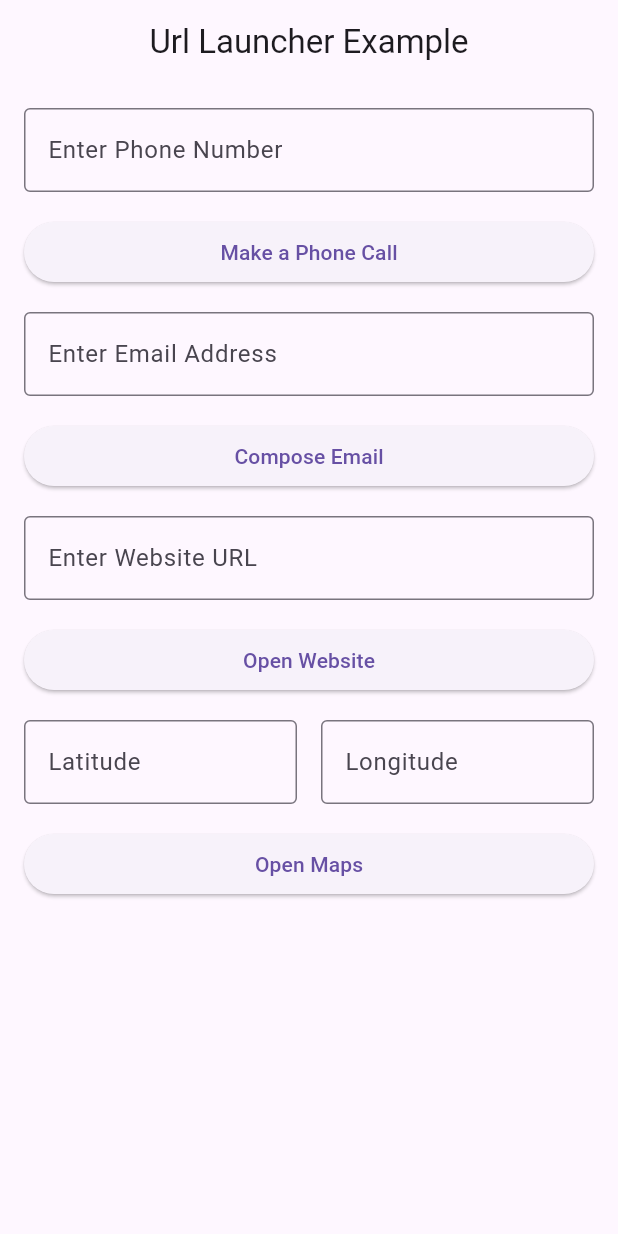
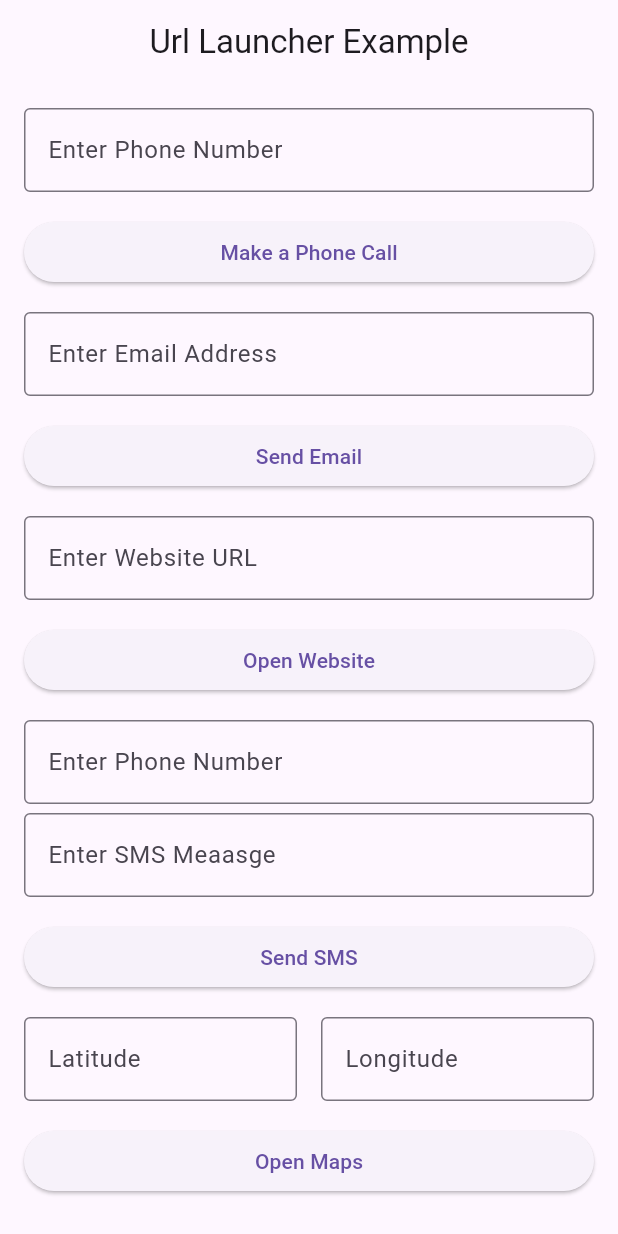
Before and after one commit to mohamedmagdy2301/url_launcher_templete, a Flutter app: the screen it shows after launch, on a phone screen of 412 x 824 dp. Run offline on Flutter 3.47's test engine with Material 3 defaults, Android fonts, the phone set to English and light mode, and no system bars.

Commit message:
Add context parameter to UrlLauncherHelper methods and enhance UI for SMS functionality

```diff
--- a/lib/url_launcher_ui.dart
+++ b/lib/url_launcher_ui.dart
@@ -10,6 +10,7 @@ class UrlLauncherUI extends StatefulWidget {
 
 class _UrlLauncherUIState extends State<UrlLauncherUI> {
   final TextEditingController phoneController = TextEditingController();
+  final TextEditingController phoneControllerSms = TextEditingController();
   final TextEditingController emailController = TextEditingController();
   final TextEditingController websiteController = TextEditingController();
   final TextEditingController messageController = TextEditingController();
@@ -27,10 +28,12 @@ class _UrlLauncherUIState extends State<UrlLauncherUI> {
         padding: const EdgeInsets.all(16.0),
         child: ListView(
           children: [
+            // Phone Number Input Field with Hint Text
             TextField(
               controller: phoneController,
               decoration: const InputDecoration(
                 labelText: 'Enter Phone Number',
+                hintText: 'e.g. 01015415210',
                 border: OutlineInputBorder(),
               ),
               keyboardType: TextInputType.phone,
@@ -40,16 +43,19 @@ class _UrlLauncherUIState extends State<UrlLauncherUI> {
               onPressed: () async {
                 final phone = phoneController.text.trim();
                 if (phone.isNotEmpty) {
-                  await UrlLauncherHelper.launchPhoneCall(phone);
+                  await UrlLauncherHelper.launchPhoneCall(context, phone);
                 }
               },
               child: const Text('Make a Phone Call'),
             ),
             const SizedBox(height: 16),
+
+            // Email Input Field with Hint Text
             TextField(
               controller: emailController,
               decoration: const InputDecoration(
                 labelText: 'Enter Email Address',
+                hintText: 'e.g. example@example.com',
                 border: OutlineInputBorder(),
               ),
               keyboardType: TextInputType.emailAddress,
@@ -59,20 +65,19 @@ class _UrlLauncherUIState extends State<UrlLauncherUI> {
               onPressed: () async {
                 final email = emailController.text.trim();
                 if (email.isNotEmpty) {
-                  await UrlLauncherHelper.composeEmail(
-                    email,
-                    'Subject: Example',
-                    'Body: This is an example email.',
-                  );
+                  await UrlLauncherHelper.launchEmail(context, email);
                 }
               },
-              child: const Text('Compose Email'),
+              child: const Text('Send Email'),
             ),
             const SizedBox(height: 16),
+
+            // Website Input Field with Hint Text
             TextField(
               controller: websiteController,
               decoration: const InputDecoration(
                 labelText: 'Enter Website URL',
+                hintText: 'e.g. https://www.example.com',
                 border: OutlineInputBorder(),
               ),
               keyboardType: TextInputType.url,
@@ -82,12 +87,49 @@ class _UrlLauncherUIState extends State<UrlLauncherUI> {
               onPressed: () async {
                 final website = websiteController.text.trim();
                 if (website.isNotEmpty) {
-                  await UrlLauncherHelper.launchWebsite(website);
+                  await UrlLauncherHelper.launchWebsite(context, website);
                 }
               },
               child: const Text('Open Website'),
             ),
             const SizedBox(height: 16),
+            TextField(
+              controller: phoneControllerSms,
+              decoration: const InputDecoration(
+                labelText: 'Enter Phone Number',
+                hintText: 'e.g. 01015415210',
+                border: OutlineInputBorder(),
+              ),
+              keyboardType: TextInputType.phone,
+            ),
+            const SizedBox(height: 6),
+            // SMS Message Input Fields
+            TextField(
+              controller: messageController,
+              decoration: const InputDecoration(
+                labelText: 'Enter SMS Meaasge',
+                hintText: 'Type your message here...',
+                border: OutlineInputBorder(),
+              ),
+              keyboardType: TextInputType.text,
+            ),
+            const SizedBox(height: 16),
+            ElevatedButton(
+              onPressed: () async {
+                final phone = "+2${phoneControllerSms.text.trim()}";
+                final message = messageController.text.trim();
+                if (phone.isNotEmpty && message.isNotEmpty) {
+                  await UrlLauncherHelper.sendSms(
+                    context,
+                    phone,
+                    message: message,
+                  );
+                }
+              },
+              child: const Text('Send SMS'),
+            ),
+            const SizedBox(height: 16),
+            // Latitude and Longitude Input Fields
             Row(
               children: [
                 Expanded(
@@ -95,6 +137,7 @@ class _UrlLauncherUIState extends State<UrlLauncherUI> {
                     controller: latitudeController,
                     decoration: const InputDecoration(
                       labelText: 'Latitude',
+                      hintText: 'e.g. 37.7749',
                       border: OutlineInputBorder(),
                     ),
                     keyboardType: TextInputType.number,
@@ -106,6 +149,7 @@ class _UrlLauncherUIState extends State<UrlLauncherUI> {
                     controller: longitudeController,
                     decoration: const InputDecoration(
                       labelText: 'Longitude',
+                      hintText: 'e.g. -122.4194',
                       border: OutlineInputBorder(),
                     ),
                     keyboardType: TextInputType.number,
@@ -121,7 +165,8 @@ class _UrlLauncherUIState extends State<UrlLauncherUI> {
                 final longitude =
                     double.tryParse(longitudeController.text.trim());
                 if (latitude != null && longitude != null) {
-                  await UrlLauncherHelper.openMaps(latitude, longitude);
+                  await UrlLauncherHelper.openMaps(
+                      context, latitude, longitude);
                 }
               },
               child: const Text('Open Maps'),
```
Also changed, not shown: lib/url_launcher_helper.dart (+29 -20 lines).
